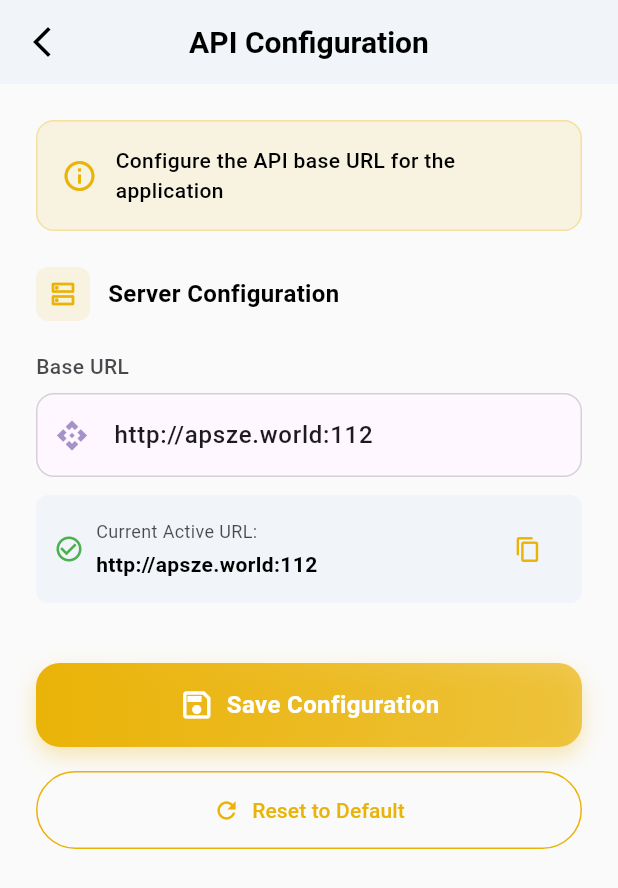
After one commit to edusoftdevelopment/fzc_global_app, a Flutter app: the ConfigurationScreen screen opened by its route, on a phone screen of 412 x 824 dp. The commit adds this screen. Shown: the top 888 px of the screen. Run offline on Flutter 3.47's test engine with Material 3 defaults, Android fonts, the phone set to English and light mode, and no system bars; our stand-ins replace dropdown_search, flutter_secure_storage, fluttertoast; missing offline and left inert: flutter_datawedge, simple_barcode_scanner; accounts and stored records are empty.

Commit message:
Pushed by Abu Huraira

```diff
--- a/lib/api/common_api.dart
+++ b/lib/api/common_api.dart
@@ -1,14 +1,15 @@
 import 'dart:convert';
 
 import 'package:fzc_global_app/models/common_model.dart';
-import 'package:fzc_global_app/utils/constants.dart';
+import 'package:fzc_global_app/utils/api_helper.dart';
 import 'package:http/http.dart' as http;
 
 Future<List<DropDownItem>> getCustomers() async {
   try {
-    final response = await http.post(
-        Uri.parse('${APIConstants.baseUrl}/BarcodeAllotment/LoadCustomers'),
-        headers: {"Content-Type": "application/json"});
+    final String url =
+        await ApiHelper.buildUrl('/BarcodeAllotment/LoadCustomers');
+    final response = await http
+        .post(Uri.parse(url), headers: {"Content-Type": "application/json"});
 
     if (response.statusCode == 200) {
       var jsonResponse = json.decode(response.body);
@@ -28,9 +29,10 @@ Future<List<DropDownItem>> getCustomers() async {
 
 Future<List<DropDownItem>> getSuppliers() async {
   try {
-    final response = await http.post(
-        Uri.parse('${APIConstants.baseUrl}/BarcodeAllotment/LoadSuppliers'),
-        headers: {"Content-Type": "application/json"});
+    final String url =
+        await ApiHelper.buildUrl('/BarcodeAllotment/LoadSuppliers');
+    final response = await http
+        .post(Uri.parse(url), headers: {"Content-Type": "application/json"});
 
     if (response.statusCode == 200) {
       var jsonResponse = json.decode(response.body);
@@ -55,10 +57,10 @@ Future<List<DropDownItem>> getSupplierOrders(int supplierID) async {
       queryParams += "?SupplierID=$supplierID";
     }
 
-    final response = await http.post(
-        Uri.parse(
-            '${APIConstants.baseUrl}/BarcodeAllotment/LoadSupplierOrders$queryParams'),
-        headers: {"Content-Type": "application/json"});
+    final String url = await ApiHelper.buildUrl(
+        '/BarcodeAllotment/LoadSupplierOrders$queryParams');
+    final response = await http
+        .post(Uri.parse(url), headers: {"Content-Type": "application/json"});
 
     if (response.statusCode == 200) {
       var jsonResponse = json.decode(response.body);
--- a/lib/api/user_api.dart
+++ b/lib/api/user_api.dart
@@ -1,11 +1,11 @@
 import 'dart:convert';
 import 'package:fzc_global_app/models/user_model.dart';
-import 'package:fzc_global_app/utils/constants.dart';
+import 'package:fzc_global_app/utils/api_helper.dart';
 import 'package:http/http.dart' as http;
 
 Future<UserModel> loginUser(String identifier, String password) async {
   if (identifier.isNotEmpty && password.isNotEmpty) {
-    const String url = "${APIConstants.baseUrl}/Login/LoginProcess";
+    final String url = await ApiHelper.buildUrl('/Login/LoginProcess');
 
     try {
       final response = await http.post(Uri.parse(url),
--- a/lib/main.dart
+++ b/lib/main.dart
@@ -5,8 +5,10 @@ import "package:fzc_global_app/pages/box_allotment_with_itemcode_page.dart";
 import "package:fzc_global_app/pages/choose_scan_option_page.dart";
 import "package:fzc_global_app/pages/itemcode_scanner_page.dart";
 import "package:fzc_global_app/pages/login_page.dart";
+import "package:fzc_global_app/pages/settings/screens/configuration_screen.dart";
 import "package:fzc_global_app/pages/zebra_touch_computer_scanner_page.dart";
 import "package:fzc_global_app/providers/common_data_provider.dart";
+import "package:fzc_global_app/providers/configuration_provider.dart";
 import "package:fzc_global_app/providers/fdw_manager.dart";
 import "package:fzc_global_app/screens/splash_screen.dart";
 import "package:fzc_global_app/utils/constants.dart";
@@ -17,7 +19,9 @@ void main() {
     providers: [
       ChangeNotifierProvider(
           create: (context) => CommonDataProvider()..fetchData()),
-      ChangeNotifierProvider(create: (context) => FdwManager())
+      ChangeNotifierProvider(create: (context) => FdwManager()),
+      ChangeNotifierProvider(
+          create: (context) => ConfigurationProvider()..loadBaseUrl()),
     ],
     child: const MyApp(),
   ));
@@ -53,6 +57,7 @@ class MyApp extends StatelessWidget {
         "/": (context) => const CustomSplashScreen(),
         "/dashboard": (context) => const CustomBottomNavigationBar(),
         "/auth/login": (context) => const LoginPage(),
+        "/settings/configuration": (context) => const ConfigurationScreen(),
         "/barcodescanner": (context) => const BarcodeScannerPage(),
         "/dispatch-in-box": (context) => const BarcodeScannerPage(
               dispatchType: DispatchType.dispatchIn,
--- /dev/null
+++ b/lib/pages/settings/screens/configuration_screen.dart
@@ -0,0 +1,396 @@
+import 'package:flutter/material.dart';
+import 'package:flutter/services.dart';
+import 'package:provider/provider.dart';
+import '../../../providers/configuration_provider.dart';
+import '../../../utils/constants.dart';
+import '../widgets/modern_text_field.dart';
+
+class ConfigurationScreen extends StatefulWidget {
+  const ConfigurationScreen({super.key});
+
+  @override
+  State<ConfigurationScreen> createState() => _ConfigurationScreenState();
+}
+
+class _ConfigurationScreenState extends State<ConfigurationScreen> {
+  final _formKey = GlobalKey<FormState>();
+  final _baseUrlController = TextEditingController();
+
+  bool _isLoading = false;
+
+  @override
+  void initState() {
+    super.initState();
+    _loadConfiguration();
+  }
+
+  Future<void> _loadConfiguration() async {
+    final configProvider =
+        Provider.of<ConfigurationProvider>(context, listen: false);
+    // Force reload from storage to get latest saved URL
+    await configProvider.loadBaseUrl();
+    _baseUrlController.text = configProvider.baseUrl;
+    setState(() {});
+  }
+
+  Future<void> _saveConfiguration() async {
+    if (!_formKey.currentState!.validate()) return;
+
+    setState(() => _isLoading = true);
+
+    try {
+      final configProvider =
+          Provider.of<ConfigurationProvider>(context, listen: false);
+
+      // Save base URL to secure storage via provider
+      await configProvider.saveBaseUrl(_baseUrlController.text.trim());
+
+      if (mounted) {
+        ScaffoldMessenger.of(context).showSnackBar(
+          const SnackBar(
+            content: Text('Configuration saved successfully'),
+            backgroundColor: Colors.green,
+            duration: Duration(seconds: 2),
+          ),
+        );
+        Navigator.pop(context);
+      }
+    } catch (e) {
+      if (mounted) {
+        ScaffoldMessenger.of(context).showSnackBar(
+          SnackBar(
+            content: Text('Error saving configuration: $e'),
+            backgroundColor: Colors.red,
+            duration: const Duration(seconds: 2),
+          ),
+        );
+      }
+    } finally {
+      setState(() => _isLoading = false);
+    }
+  }
+
+  void _copyToClipboard(String text, String label) {
+    Clipboard.setData(ClipboardData(text: text));
+    ScaffoldMessenger.of(context).showSnackBar(
+      SnackBar(
+        content: Text('$label copied to clipboard'),
+        backgroundColor: Colors.green,
+        duration: const Duration(seconds: 2),
+      ),
+    );
+  }
+
+  @override
+  void dispose() {
+    _baseUrlController.dispose();
+    super.dispose();
+  }
+
+  @override
+  Widget build(BuildContext context) {
+    final theme = Theme.of(context);
+
+    return Scaffold(
+      backgroundColor: theme.scaffoldBackgroundColor,
+      appBar: AppBar(
+        backgroundColor: Constants.secondaryColor,
+        elevation: 0,
+        leading: IconButton(
+          icon:
+              const Icon(Icons.arrow_back_ios_new, color: Constants.whiteColor),
+          onPressed: () => Navigator.pop(context),
+        ),
+        title: const Text(
+          'API Configuration',
+          style: TextStyle(
+            fontWeight: FontWeight.w600,
+            color: Constants.whiteColor,
+          ),
+        ),
+      ),
+      body: SafeArea(
+        child: SingleChildScrollView(
+          padding: const EdgeInsets.all(24),
+          child: Form(
+            key: _formKey,
+            child: Column(
+              crossAxisAlignment: CrossAxisAlignment.stretch,
+              children: [
+                _buildInfoCard(),
+                const SizedBox(height: 24),
+                _buildSection(
+                  title: 'Server Configuration',
+                  icon: Icons.dns_outlined,
+                  children: [
+                    ModernTextField(
+                      controller: _baseUrlController,
+                      label: 'Base URL',
+                      hintText: 'http://example.com',
+                      prefixIcon: Icons.api_outlined,
+                      validator: (value) {
+                        if (value == null || value.isEmpty) {
+                          return 'Please enter base URL';
+                        }
+                        if (!value.startsWith('http://') &&
+                            !value.startsWith('https://')) {
+                          return 'URL must start with http:// or https://';
+                        }
+                        return null;
+                      },
+                    ),
+                    const SizedBox(height: 12),
+                    _buildCurrentUrlInfo(),
+                  ],
+                ),
+                const SizedBox(height: 40),
+                _buildSaveButton(),
+                const SizedBox(height: 16),
+                _buildResetButton(),
+              ],
+            ),
+          ),
+        ),
+      ),
+    );
+  }
+
+  Widget _buildInfoCard() {
+    return Container(
+      padding: const EdgeInsets.all(16),
+      decoration: BoxDecoration(
+        color: Constants.primaryColor.withOpacity(0.1),
+        borderRadius: BorderRadius.circular(12),
+        border: Border.all(
+          color: Constants.primaryColor.withOpacity(0.3),
+          width: 1,
+        ),
+      ),
+      child: Row(
+        children: [
+          Icon(
+            Icons.info_outline,
+            color: Constants.primaryColor,
+            size: 24,
+          ),
+          const SizedBox(width: 12),
+          Expanded(
+            child: Text(
+              'Configure the API base URL for the application',
+              style: TextStyle(
+                color: Constants.whiteColor,
+                fontSize: 14,
+                fontWeight: FontWeight.w500,
+              ),
+            ),
+          ),
+        ],
+      ),
+    );
+  }
+
+  Widget _buildCurrentUrlInfo() {
+    return Consumer<ConfigurationProvider>(
+      builder: (context, configProvider, child) {
+        return Container(
+          padding: const EdgeInsets.all(12),
+          decoration: BoxDecoration(
+            color: Constants.secondaryColor,
+            borderRadius: BorderRadius.circular(8),
+          ),
+          child: Row(
+            children: [
+              Icon(
+                Icons.check_circle_outline,
+                color: Colors.green,
+                size: 20,
+              ),
+              const SizedBox(width: 8),
+              Expanded(
+                child: Column(
+                  crossAxisAlignment: CrossAxisAlignment.start,
+                  children: [
+                    Text(
+                      'Current Active URL:',
+                      style: TextStyle(
+                        color: Constants.whiteColor.withOpacity(0.7),
+                        fontSize: 12,
+                      ),
+                    ),
+                    const SizedBox(height: 4),
+                    Text(
+                      configProvider.baseUrl,
+                      style: const TextStyle(
+                        color: Constants.whiteColor,
+                        fontSize: 14,
+                        fontWeight: FontWeight.w600,
+                      ),
+                    ),
+                  ],
+                ),
+              ),
+              IconButton(
+                icon: const Icon(Icons.copy, size: 18),
+                onPressed: () =>
+                    _copyToClipboard(configProvider.baseUrl, 'URL'),
+                color: Constants.primaryColor,
+              ),
+            ],
+          ),
+        );
+      },
+    );
+  }
+
+  Widget _buildSection({
+    required String title,
+    required IconData icon,
+    required List<Widget> children,
+  }) {
+    return Column(
+      crossAxisAlignment: CrossAxisAlignment.start,
+      children: [
+        Row(
+          children: [
+            Container(
+              padding: const EdgeInsets.all(8),
+              decoration: BoxDecoration(
+                color: Constants.primaryColor.withOpacity(0.1),
+                borderRadius: BorderRadius.circular(8),
+              ),
+              child: Icon(icon, color: Constants.primaryColor, size: 20),
+            ),
+            const SizedBox(width: 12),
+            Text(
+              title,
+              style: const TextStyle(
+                fontWeight: FontWeight.w600,
+                color: Constants.whiteColor,
+                fontSize: 16,
+              ),
+            ),
+          ],
+        ),
+        const SizedBox(height: 20),
+        ...children,
+      ],
+    );
+  }
+
+  Widget _buildSaveButton() {
+    return Container(
+      height: 56,
+      decoration: BoxDecoration(
+        gradient: const LinearGradient(
+          colors: [Constants.primaryColor, Constants.primaryColor200],
+        ),
+        borderRadius: BorderRadius.circular(16),
+        boxShadow: [
+          BoxShadow(
+            color: Constants.primaryColor.withOpacity(0.3),
+            blurRadius: 12,
+            offset: const Offset(0, 6),
+          ),
+        ],
+      ),
+      child: Material(
+        color: Colors.transparent,
+        child: InkWell(
+          onTap: _isLoading ? null : _saveConfiguration,
+          borderRadius: BorderRadius.circular(16),
+          child: Center(
+            child: _isLoading
+                ? const SizedBox(
+                    height: 24,
+                    width: 24,
+                    child: CircularProgressIndicator(
+                      color: Colors.white,
+                      strokeWidth: 2.5,
+                    ),
+                  )
+                : const Row(
+                    mainAxisAlignment: MainAxisAlignment.center,
+                    children: [
+                      Icon(Icons.save_outlined, color: Colors.white),
+                      SizedBox(width: 8),
+                      Text(
+                        'Save Configuration',
+                        style: TextStyle(
+                          color: Colors.white,
+                          fontWeight: FontWeight.w600,
+                          fontSize: 16,
+                        ),
+                      ),
+                    ],
+                  ),
+          ),
+        ),
+      ),
+    );
+  }
+
+  Widget _buildResetButton() {
+    return OutlinedButton.icon(
+      onPressed: _isLoading
+          ? null
+          : () async {
+              final confirm = await showDialog<bool>(
+                context: context,
+                builder: (context) => AlertDialog(
+                  title: const Text('Reset to Default'),
+                  content:
+                      Text('Reset to default URL: ${APIConstants.baseUrl}?'),
+                  actions: [
+                    TextButton(
+                      onPressed: () => Navigator.pop(context, false),
+                      child: const Text('Cancel'),
+                    ),
+                    TextButton(
+                      onPressed: () => Navigator.pop(context, true),
+                      child: const Text('Reset'),
+                    ),
+                  ],
+                ),
+              );
+
+              if (confirm == true && mounted) {
+                setState(() => _isLoading = true);
+                try {
+                  final configProvider = Provider.of<ConfigurationProvider>(
+                      context,
+                      listen: false);
+                  await configProvider.resetToDefault();
+                  _baseUrlController.text = configProvider.baseUrl;
+
+                  if (mounted) {
+                    ScaffoldMessenger.of(context).showSnackBar(
+                      const SnackBar(
+                        content: Text('Reset to default URL'),
+                        backgroundColor: Colors.green,
+                      ),
+                    );
+                  }
+                } catch (e) {
+                  if (mounted) {
+                    ScaffoldMessenger.of(context).showSnackBar(
+                      SnackBar(
+                        content: Text('Error: $e'),
+                        backgroundColor: Colors.red,
+                      ),
+                    );
+                  }
+                } finally {
+                  setState(() => _isLoading = false);
+                }
+              }
+            },
+      icon: const Icon(Icons.refresh),
+      label: const Text('Reset to Default'),
+      style: OutlinedButton.styleFrom(
+        padding: const EdgeInsets.symmetric(vertical: 16, horizontal: 24),
+        side: BorderSide(color: Constants.primaryColor),
+        foregroundColor: Constants.primaryColor,
+      ),
+    );
+  }
+}
--- /dev/null
+++ b/lib/pages/settings/widgets/modern_text_field.dart
@@ -0,0 +1,104 @@
+import 'package:flutter/material.dart';
+
+class ModernTextField extends StatelessWidget {
+  final TextEditingController controller;
+  final String label;
+  final String hintText;
+  final IconData prefixIcon;
+  final Widget? suffixIcon;
+  final bool obscureText;
+  final bool readOnly;
+  final TextInputType? keyboardType;
+  final String? Function(String?)? validator;
+  final VoidCallback? onTap;
+
+  const ModernTextField({
+    super.key,
+    required this.controller,
+    required this.label,
+    required this.hintText,
+    required this.prefixIcon,
+    this.suffixIcon,
+    this.obscureText = false,
+    this.readOnly = false,
+    this.keyboardType,
+    this.validator,
+    this.onTap,
+  });
+
+  @override
+  Widget build(BuildContext context) {
+    final theme = Theme.of(context);
+    final isDark = theme.brightness == Brightness.dark;
+
+    return Column(
+      crossAxisAlignment: CrossAxisAlignment.start,
+      children: [
+        Text(
+          label,
+          style: theme.textTheme.bodyMedium?.copyWith(
+            fontWeight: FontWeight.w500,
+            color: theme.colorScheme.onBackground.withOpacity(0.8),
+          ),
+        ),
+        const SizedBox(height: 8),
+        TextFormField(
+          controller: controller,
+          obscureText: obscureText,
+          readOnly: readOnly,
+          keyboardType: keyboardType,
+          validator: validator,
+          onTap: onTap,
+          style: theme.textTheme.bodyLarge?.copyWith(
+            fontWeight: FontWeight.w500,
+            color: theme.colorScheme.onBackground,
+          ),
+          decoration: InputDecoration(
+            hintText: hintText,
+            hintStyle: TextStyle(
+              color: theme.colorScheme.onBackground.withOpacity(0.4),
+              fontWeight: FontWeight.w400,
+            ),
+            prefixIcon: Icon(
+              prefixIcon,
+              color: theme.primaryColor.withOpacity(0.6),
+              size: 22,
+            ),
+            suffixIcon: suffixIcon,
+            filled: true,
+            fillColor: isDark
+                ? theme.colorScheme.surface.withOpacity(0.5)
+                : theme.colorScheme.surface,
+            border: OutlineInputBorder(
+              borderRadius: BorderRadius.circular(12),
+              borderSide: BorderSide.none,
+            ),
+            enabledBorder: OutlineInputBorder(
+              borderRadius: BorderRadius.circular(12),
+              borderSide: BorderSide(
+                color: theme.colorScheme.outline.withOpacity(0.3),
+                width: 1,
+              ),
+            ),
+            focusedBorder: OutlineInputBorder(
+              borderRadius: BorderRadius.circular(12),
+              borderSide: BorderSide(color: theme.primaryColor, width: 2),
+            ),
+            errorBorder: OutlineInputBorder(
+              borderRadius: BorderRadius.circular(12),
+              borderSide: BorderSide(color: theme.colorScheme.error, width: 1),
+            ),
+            focusedErrorBorder: OutlineInputBorder(
+              borderRadius: BorderRadius.circular(12),
+              borderSide: BorderSide(color: theme.colorScheme.error, width: 2),
+            ),
+            contentPadding: const EdgeInsets.symmetric(
+              horizontal: 16,
+              vertical: 16,
+            ),
+          ),
+        ),
+      ],
+    );
+  }
+}
--- /dev/null
+++ b/lib/providers/configuration_provider.dart
@@ -0,0 +1,35 @@
+import 'package:flutter/foundation.dart';
+import '../utils/secure_storage.dart';
+import '../utils/constants.dart';
+
+class ConfigurationProvider with ChangeNotifier {
+  final SecureStorage _secureStorage = SecureStorage();
+
+  String _baseUrl = APIConstants.baseUrl;
+
+  String get baseUrl => _baseUrl;
+
+  // Load base URL from storage when app starts
+  Future<void> loadBaseUrl() async {
+    final savedUrl =
+        await _secureStorage.readSecureData(SecureStorageKeys.baseUrl);
+    if (savedUrl != null && savedUrl.isNotEmpty) {
+      _baseUrl = savedUrl;
+      notifyListeners();
+    }
+  }
+
+  // Save base URL to storage
+  Future<void> saveBaseUrl(String url) async {
+    await _secureStorage.writeSecureData(SecureStorageKeys.baseUrl, url);
+    _baseUrl = url;
+    notifyListeners();
+  }
+
+  // Reset to default URL
+  Future<void> resetToDefault() async {
+    await _secureStorage.deleteSecureData(SecureStorageKeys.baseUrl);
+    _baseUrl = APIConstants.baseUrl;
+    notifyListeners();
+  }
+}
--- a/lib/utils/constants.dart
+++ b/lib/utils/constants.dart
@@ -17,7 +17,9 @@ class APIConstants {
   // static const String baseUrl = 'http://192.168.7.9:112';`
   // static const String baseUrl = 'http://192.168.7.7:131';
   // static const String baseUrl = 'https://apsze.world:487'; // Updated base URL
-  static const String baseUrl = 'https://apsze.world:493';
+  // static const String baseUrl = 'https://apsze.world:493';
+  static const String baseUrl = 'http://apsze.world:112';
+  // static const String baseUrl = 'http://109.177.113.199:112';
 }
 
 class SecureStorageKeys {
@@ -30,4 +32,5 @@ class SecureStorageKeys {
   static const String supplierOrderId = "supplierOrderId";
   static const String dateFrom = "dateFrom";
   static const String dateTo = "dateTo";
+  static const String baseUrl = "baseUrl";
 }
```
Also changed, not shown: lib/api/product_api.dart (+8 -9 lines), lib/pages/login_page.dart (+14 -0 lines), lib/pages/user_account_page.dart (+30 -1 lines), lib/utils/api_helper.dart (added, +24 -0 lines), pubspec.lock, 3 other files.
